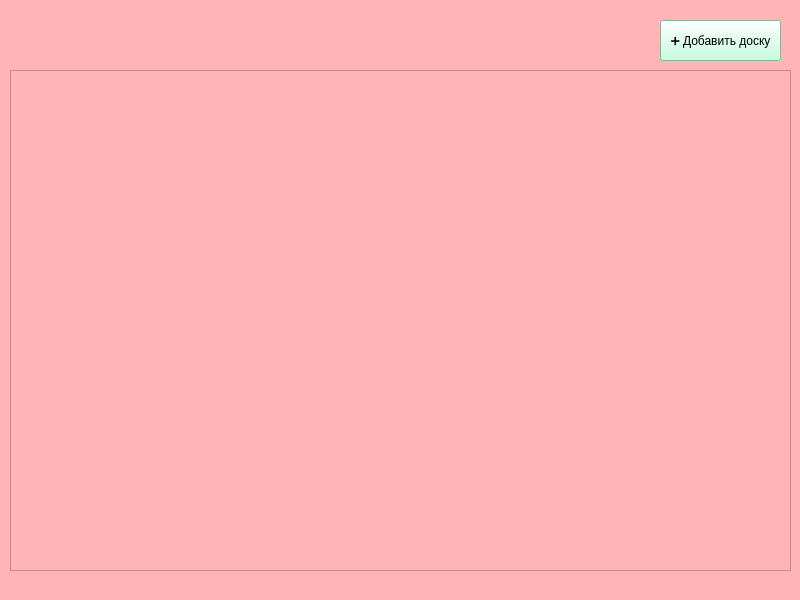
Qt form Users_Interfaces/main_window.ui (FREDY129053/Tasks-Table) before a commit.
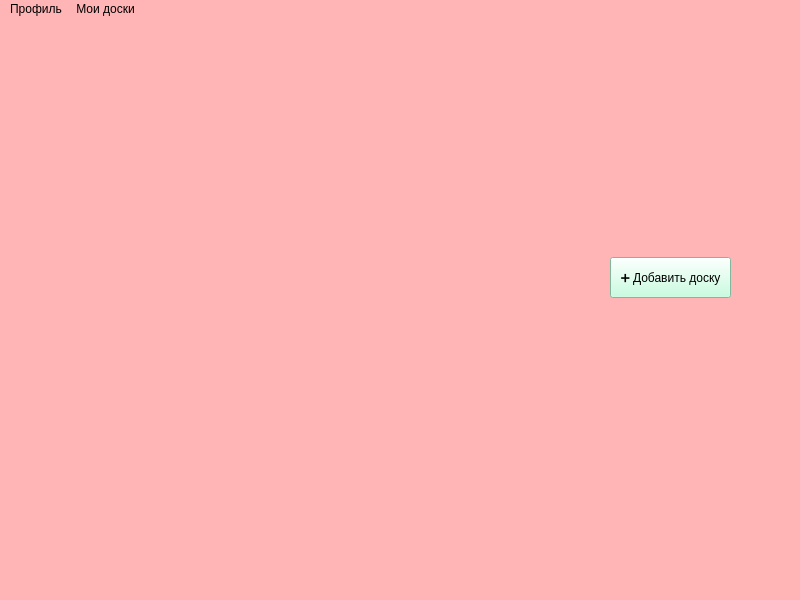
The same form after that commit.

Commit message: Вывод таблиц + меню примерных функций

Diff of the .ui file:
```diff
--- a/Users_Interfaces/main_window.ui
+++ b/Users_Interfaces/main_window.ui
@@ -17,22 +17,6 @@
    <string notr="true">background-color: rgb(255, 180, 181);</string>
   </property>
   <widget class="QWidget" name="centralwidget">
-   <widget class="QPushButton" name="add_table_btn">
-    <property name="geometry">
-     <rect>
-      <x>660</x>
-      <y>20</y>
-      <width>121</width>
-      <height>41</height>
-     </rect>
-    </property>
-    <property name="styleSheet">
-     <string notr="true">background-color: rgb(185, 255, 217);</string>
-    </property>
-    <property name="text">
-     <string>➕ Добавить доску</string>
-    </property>
-   </widget>
    <widget class="QTableWidget" name="tableWidget">
     <property name="geometry">
      <rect>
@@ -68,11 +52,23 @@
     <property name="geometry">
      <rect>
       <x>10</x>
-      <y>70</y>
+      <y>8</y>
       <width>781</width>
-      <height>501</height>
+      <height>581</height>
      </rect>
     </property>
+    <property name="styleSheet">
+     <string notr="true">QScrollBar:vertical {
+        width: 10px;
+        background-color: #F0F0F0;
+}</string>
+    </property>
+    <property name="frameShape">
+     <enum>QFrame::NoFrame</enum>
+    </property>
+    <property name="frameShadow">
+     <enum>QFrame::Plain</enum>
+    </property>
     <property name="widgetResizable">
      <bool>true</bool>
     </property>
@@ -81,10 +77,29 @@
       <rect>
        <x>0</x>
        <y>0</y>
-       <width>779</width>
-       <height>499</height>
+       <width>781</width>
+       <height>581</height>
       </rect>
      </property>
+     <widget class="QPushButton" name="add_table_btn">
+      <property name="geometry">
+       <rect>
+        <x>600</x>
+        <y>230</y>
+        <width>121</width>
+        <height>41</height>
+       </rect>
+      </property>
+      <property name="cursor">
+       <cursorShape>PointingHandCursor</cursorShape>
+      </property>
+      <property name="styleSheet">
+       <string notr="true">background-color: rgb(185, 255, 217);</string>
+      </property>
+      <property name="text">
+       <string>➕ Добавить доску</string>
+      </property>
+     </widget>
     </widget>
    </widget>
    <zorder>tableWidget</zorder>
@@ -100,6 +115,22 @@
      <height>22</height>
     </rect>
    </property>
+   <widget class="QMenu" name="menu">
+    <property name="title">
+     <string>Профиль</string>
+    </property>
+    <addaction name="action"/>
+    <addaction name="action_2"/>
+   </widget>
+   <widget class="QMenu" name="menu_2">
+    <property name="title">
+     <string>Мои доски</string>
+    </property>
+    <addaction name="action_3"/>
+    <addaction name="action_4"/>
+   </widget>
+   <addaction name="menu"/>
+   <addaction name="menu_2"/>
   </widget>
   <widget class="QStatusBar" name="statusbar"/>
  </widget>
```
Left out of the diff: 23 changed lines with no effect on the pictures. The commit also changes 1 other file.
